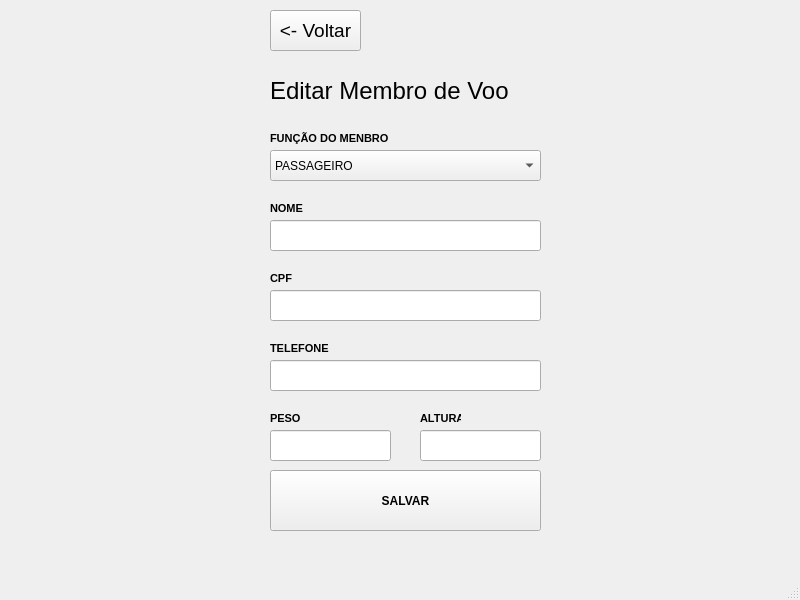
Old version of the form src/resources/editFlyingMember.ui in the repository Mathgobbo/Free-Fallin-Manager.
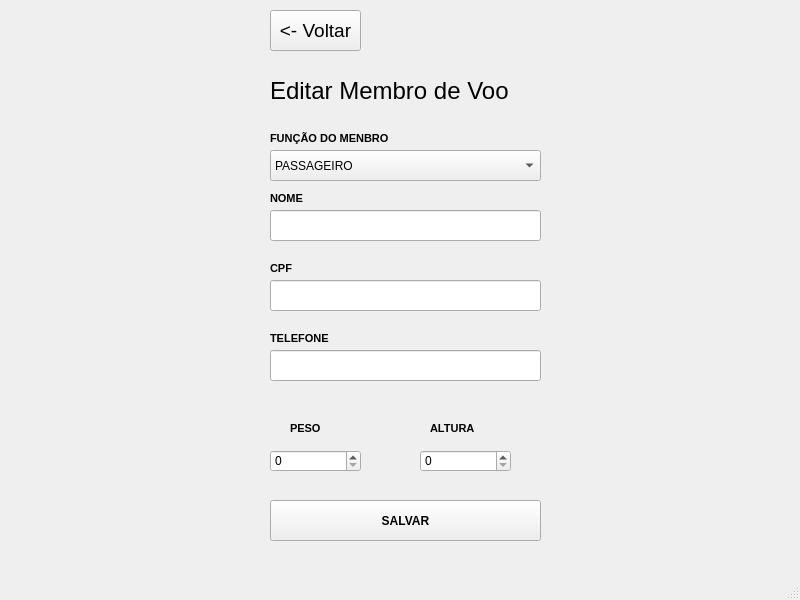
New version of the form.

Diff of the .ui file:
```diff
--- a/src/resources/editFlyingMember.ui
+++ b/src/resources/editFlyingMember.ui
@@ -103,7 +103,7 @@
     <property name="geometry">
      <rect>
       <x>270</x>
-      <y>200</y>
+      <y>190</y>
       <width>49</width>
       <height>16</height>
      </rect>
@@ -122,7 +122,7 @@
     <property name="geometry">
      <rect>
       <x>270</x>
-      <y>220</y>
+      <y>210</y>
       <width>271</width>
       <height>31</height>
      </rect>
@@ -132,7 +132,7 @@
     <property name="geometry">
      <rect>
       <x>270</x>
-      <y>270</y>
+      <y>260</y>
       <width>49</width>
       <height>16</height>
      </rect>
@@ -151,7 +151,7 @@
     <property name="geometry">
      <rect>
       <x>270</x>
-      <y>290</y>
+      <y>280</y>
       <width>271</width>
       <height>31</height>
      </rect>
@@ -161,7 +161,7 @@
     <property name="geometry">
      <rect>
       <x>270</x>
-      <y>340</y>
+      <y>330</y>
       <width>61</width>
       <height>16</height>
      </rect>
@@ -180,7 +180,7 @@
     <property name="geometry">
      <rect>
       <x>270</x>
-      <y>360</y>
+      <y>350</y>
       <width>271</width>
       <height>31</height>
      </rect>
@@ -189,8 +189,8 @@
    <widget class="QLabel" name="label_6">
     <property name="geometry">
      <rect>
-      <x>270</x>
-      <y>410</y>
+      <x>290</x>
+      <y>420</y>
       <width>61</width>
       <height>16</height>
      </rect>
@@ -208,9 +208,9 @@
    <widget class="QLabel" name="label_7">
     <property name="geometry">
      <rect>
-      <x>420</x>
-      <y>410</y>
-      <width>41</width>
+      <x>430</x>
+      <y>420</y>
+      <width>51</width>
       <height>16</height>
      </rect>
     </property>
@@ -224,33 +224,13 @@
      <string>ALTURA</string>
     </property>
    </widget>
-   <widget class="QLineEdit" name="lineEdit_4">
+   <widget class="QPushButton" name="saveButton">
     <property name="geometry">
      <rect>
       <x>270</x>
-      <y>430</y>
-      <width>121</width>
-      <height>31</height>
-     </rect>
-    </property>
-   </widget>
-   <widget class="QLineEdit" name="lineEdit_5">
-    <property name="geometry">
-     <rect>
-      <x>420</x>
-      <y>430</y>
-      <width>121</width>
-      <height>31</height>
-     </rect>
-    </property>
-   </widget>
-   <widget class="QPushButton" name="pushButton_2">
-    <property name="geometry">
-     <rect>
-      <x>270</x>
-      <y>470</y>
+      <y>500</y>
       <width>271</width>
-      <height>61</height>
+      <height>41</height>
      </rect>
     </property>
     <property name="font">
@@ -262,6 +242,91 @@
      <string>SALVAR</string>
     </property>
    </widget>
+   <widget class="QLabel" name="nameError">
+    <property name="geometry">
+     <rect>
+      <x>270</x>
+      <y>240</y>
+      <width>271</width>
+      <height>16</height>
+     </rect>
+    </property>
+    <property name="text">
+     <string/>
+    </property>
+   </widget>
+   <widget class="QLabel" name="cpfError">
+    <property name="geometry">
+     <rect>
+      <x>270</x>
+      <y>310</y>
+      <width>271</width>
+      <height>16</height>
+     </rect>
+    </property>
+    <property name="text">
+     <string/>
+    </property>
+   </widget>
+   <widget class="QLabel" name="phoneError">
+    <property name="geometry">
+     <rect>
+      <x>270</x>
+      <y>380</y>
+      <width>271</width>
+      <height>16</height>
+     </rect>
+    </property>
+    <property name="text">
+     <string/>
+    </property>
+   </widget>
+   <widget class="QLabel" name="weightError">
+    <property name="geometry">
+     <rect>
+      <x>270</x>
+      <y>470</y>
+      <width>121</width>
+      <height>16</height>
+     </rect>
+    </property>
+    <property name="text">
+     <string/>
+    </property>
+   </widget>
+   <widget class="QLabel" name="heightError">
+    <property name="geometry">
+     <rect>
+      <x>420</x>
+      <y>470</y>
+      <width>121</width>
+      <height>16</height>
+     </rect>
+    </property>
+    <property name="text">
+     <string/>
+    </property>
+   </widget>
+   <widget class="QSpinBox" name="weightInput">
+    <property name="geometry">
+     <rect>
+      <x>270</x>
+      <y>450</y>
+      <width>91</width>
+      <height>22</height>
+     </rect>
+    </property>
+   </widget>
+   <widget class="QSpinBox" name="heightInput">
+    <property name="geometry">
+     <rect>
+      <x>420</x>
+      <y>450</y>
+      <width>91</width>
+      <height>22</height>
+     </rect>
+    </property>
+   </widget>
   </widget>
   <widget class="QMenuBar" name="menubar">
    <property name="geometry">
```
Left out of the diff: 8 changed lines with no effect on the pictures.
